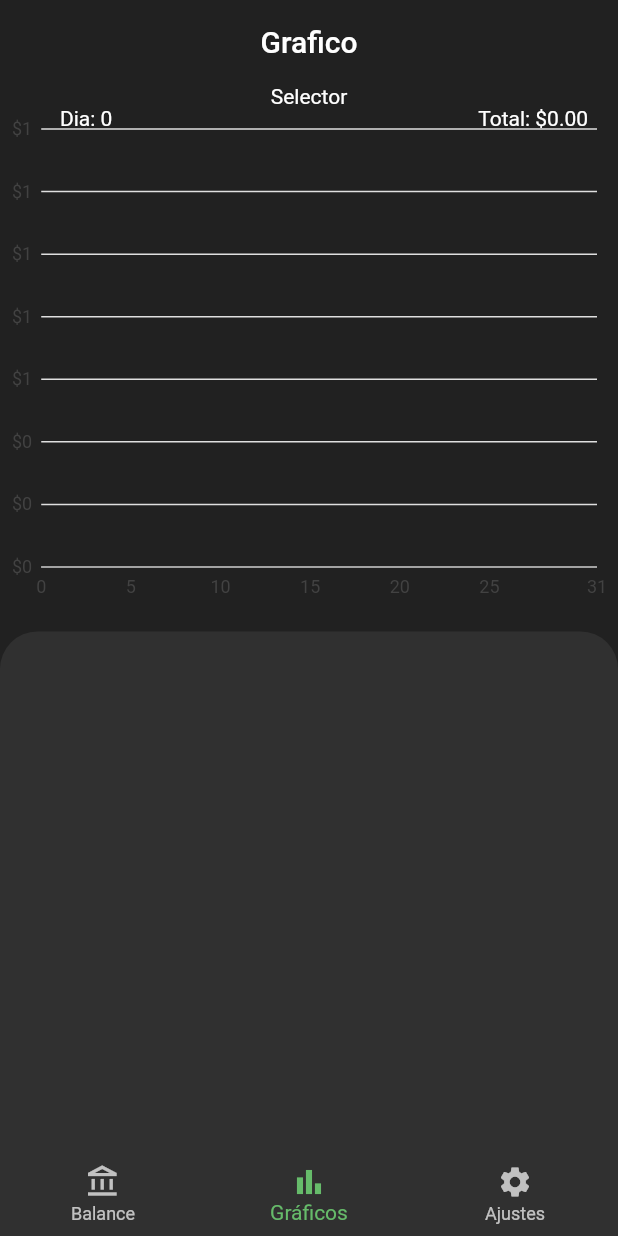
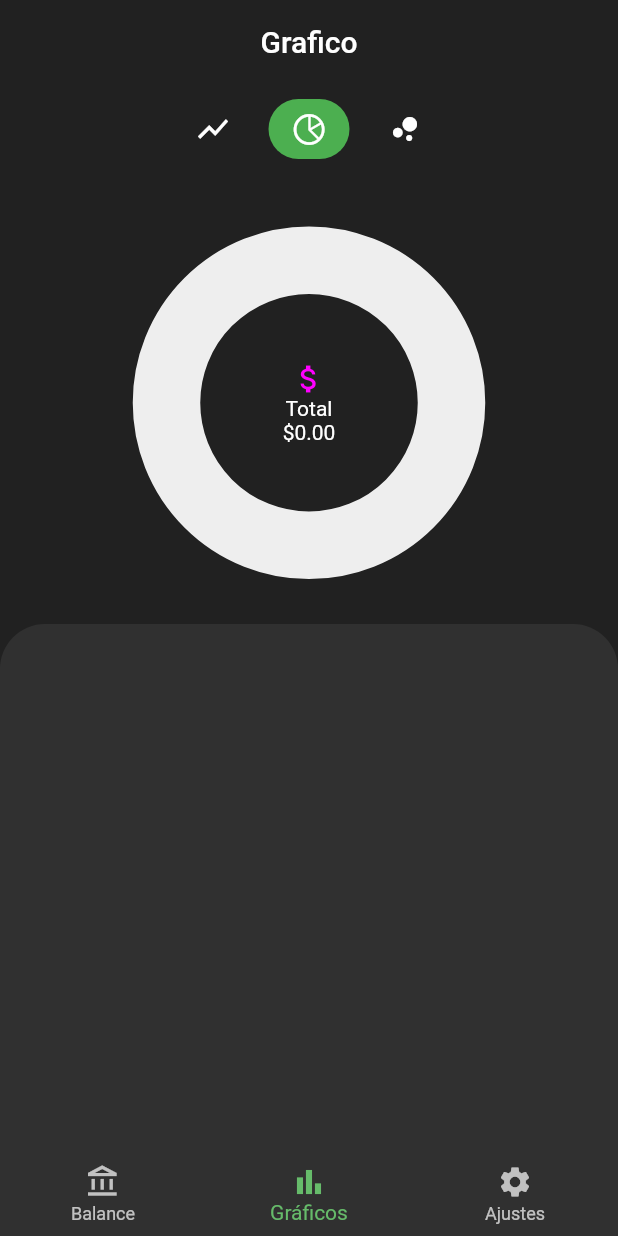
Before and after one commit to JesusZacarias/GastosAPP, a Flutter app: the screen it shows after launch, item 2 of the bottom bar chosen, on a phone screen of 412 x 824 dp. Run offline on Flutter 3.47's test engine with Material 2 defaults, Android fonts, the phone set to English and light mode, and no system bars; our stand-ins replace charts_flutter, flutter_slidable, flutter_speed_dial, fluttertoast, percent_indicator, sqflite; missing offline and left inert: flutter_material_color_picker; accounts and stored records are empty.

Commit message:
Iniciando selector de graficos y listando por dias

```diff
--- a/lib/pages/charts_page.dart
+++ b/lib/pages/charts_page.dart
@@ -2,6 +2,9 @@ import 'package:exp_app/utils/constants.dart';
 import 'package:exp_app/widgets/charts_page_wt/chart_line.dart';
 import 'package:exp_app/widgets/charts_page_wt/chart_pie.dart';
 import 'package:exp_app/widgets/charts_page_wt/chart_scatterplot.dart';
+import 'package:exp_app/widgets/charts_page_wt/chart_selector.dart';
+import 'package:exp_app/widgets/charts_page_wt/chart_switch.dart';
+import 'package:exp_app/widgets/charts_page_wt/per_day_list.dart';
 import 'package:flutter/material.dart';
 
 class ChartsPage extends StatelessWidget {
@@ -11,10 +14,14 @@ class ChartsPage extends StatelessWidget {
   Widget build(BuildContext context) {
     return Scaffold(
       backgroundColor: Theme.of(context).primaryColorDark,
-      appBar: AppBar(title: Text('Grafico'),centerTitle: true, elevation: 0.0,),
+      appBar: AppBar(
+        title: Text('Grafico'),
+        centerTitle: true,
+        elevation: 0.0,
+      ),
       body: CustomScrollView(
         slivers: [
-          SliverAppBar(
+          const SliverAppBar(
             expandedHeight: 350.0,
             flexibleSpace: FlexibleSpaceBar(
                 background: Align(
@@ -22,17 +29,19 @@ class ChartsPage extends StatelessWidget {
               child: Column(
                 mainAxisSize: MainAxisSize.min,
                 children: [
-                  Text('Selector'),
                   // Expanded(child: ChartLine()),
                   // Expanded(child: ChartPie())
-                  Expanded(child: ChartScatterplot()),
+                  ChartSelector(),
+                  Expanded(
+                    child: ChartSwitch(),
+                  ),
                 ],
               ),
             )),
           ),
           SliverToBoxAdapter(
             child: Container(
-              padding: const EdgeInsets.only(top: 15.0),
+              padding: const EdgeInsets.only(top: 10.0),
               height: 40.0,
               color: Theme.of(context).scaffoldBackgroundColor,
               child: Container(
@@ -42,6 +51,7 @@ class ChartsPage extends StatelessWidget {
               ),
             ),
           ),
+          const PerDayList(),
         ],
       ),
     );
--- a/lib/providers/ui_provider.dart
+++ b/lib/providers/ui_provider.dart
@@ -3,19 +3,24 @@ import 'package:flutter/material.dart';
 class UIProvider extends ChangeNotifier {
   int _bnbIndex = 0;
   int _selectedMonth = DateTime.now().month -1;
+  String _selectedChart = 'Gráfico Pie';
 
   int get bnbIndex => _bnbIndex;
-
   set bnbIndex(int i) {
     _bnbIndex = i;
     notifyListeners();
   }
 
   int get selectedMonth => _selectedMonth;
-
   set selectedMonth(int i) {
     _selectedMonth = i;
 
     notifyListeners();
   }
+
+  String get selectedChart => _selectedChart;
+  set selectedChart(String s) {
+    _selectedChart = s;
+    notifyListeners();
+  }
 }
--- /dev/null
+++ b/lib/widgets/charts_page_wt/chart_selector.dart
@@ -0,0 +1,64 @@
+import 'package:exp_app/providers/ui_provider.dart';
+import 'package:flutter/cupertino.dart';
+import 'package:flutter/material.dart';
+import 'package:provider/provider.dart';
+
+class ChartSelector extends StatefulWidget {
+  const ChartSelector({super.key});
+
+  @override
+  State<ChartSelector> createState() => _ChartSelectorState();
+}
+
+class _ChartSelectorState extends State<ChartSelector> {
+  @override
+  Widget build(BuildContext context) {
+    final currentChart = context.watch<UIProvider>().selectedChart;
+    final uiProvider = context.read<UIProvider>();
+    var _widgets = <Widget>[];
+    Map<String, IconData> typeChart = {
+      'Gráfico Lineal': Icons.show_chart,
+      'Gráfico Pie': CupertinoIcons.chart_pie,
+      'Gráfico de Dispersión': Icons.bubble_chart
+    };
+
+    typeChart.forEach((name, icon) {
+      _widgets.add(GestureDetector(
+        onTap: () {
+          setState(() {
+            uiProvider.selectedChart = name;
+          });
+        },
+        child: BubbleTap(
+          icon: icon,
+          selected: currentChart == name,
+        ),
+      ));
+    });
+    return Padding(
+      padding: const EdgeInsets.only(top: 10.0, bottom: 25.0),
+      child: Wrap(
+        spacing: 10.0,
+        children: _widgets,
+      ),
+    );
+  }
+}
+
+class BubbleTap extends StatelessWidget {
+  final bool selected;
+  final IconData icon;
+  const BubbleTap({super.key, required this.selected, required this.icon});
+
+  @override
+  Widget build(BuildContext context) {
+    return Container(
+      padding: const EdgeInsets.symmetric(horizontal: 15.0, vertical: 8.0),
+      decoration: BoxDecoration(
+        color: (selected) ? Colors.green : Colors.transparent,
+        borderRadius: BorderRadius.circular(25.0),
+      ),
+      child: Icon(icon),
+    );
+  }
+}
--- /dev/null
+++ b/lib/widgets/charts_page_wt/chart_switch.dart
@@ -0,0 +1,22 @@
+import 'package:exp_app/providers/ui_provider.dart';
+import 'package:exp_app/widgets/charts_page_wt/chart_line.dart';
+import 'package:exp_app/widgets/charts_page_wt/chart_pie.dart';
+import 'package:exp_app/widgets/charts_page_wt/chart_scatterplot.dart';
+import 'package:flutter/material.dart';
+import 'package:provider/provider.dart';
+
+class ChartSwitch extends StatelessWidget {
+  const ChartSwitch({super.key});
+
+  @override
+  Widget build(BuildContext context) {
+    final current = context.watch<UIProvider>().selectedChart;
+
+    switch(current) {
+      case 'Gráfico Lineal' : return const ChartLine();
+      case 'Gráfico Pie' : return const ChartPie();
+      case 'Gráfico de Dispersión' : return const ChartScatterplot();
+      default : return const ChartLine();
+    }
+  }
+}
```
Also changed, not shown: lib/widgets/charts_page_wt/per_day_list.dart (added, +67 -0 lines), 4 other files.
